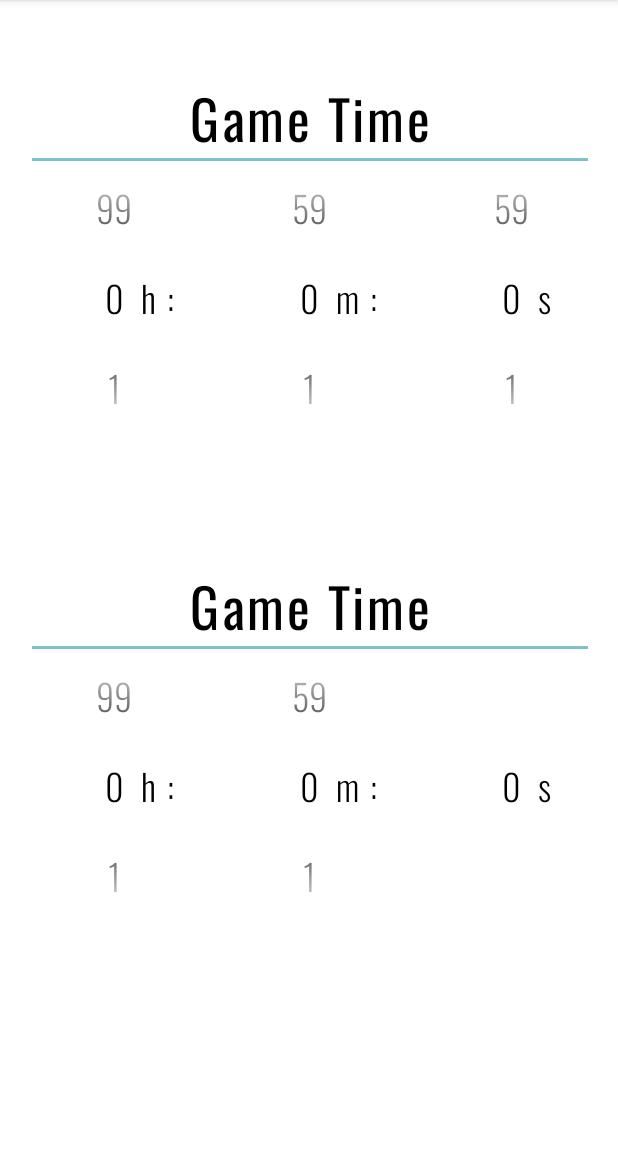
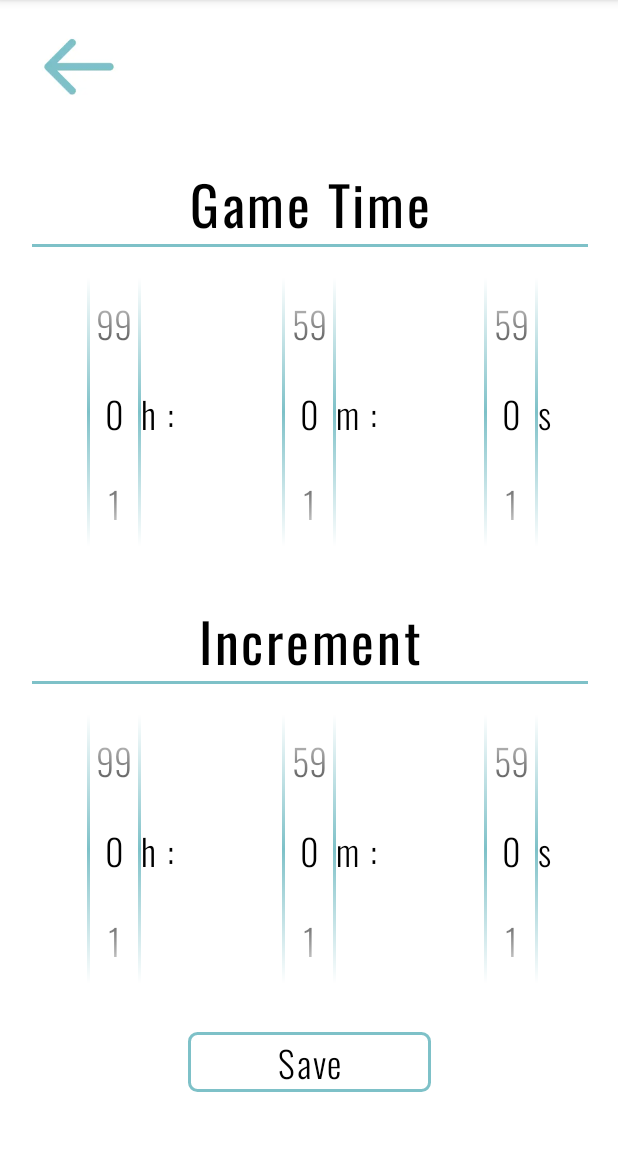
Before and after one commit to Ulyana75/ChessTimer, an Android app: the fragment AddTimeFragment shown on its own in the app's theme, on a phone screen of 412 x 824 dp, the part 84-1235 px from its top. Run offline under Robolectric (Android 15) with nearby library versions, the phone set to English and light mode, and no system bars.

Commit message:
improve time adding

```diff
--- a/app/build.gradle
+++ b/app/build.gradle
@@ -38,6 +38,7 @@ dependencies {
     implementation 'com.google.android.material:material:1.5.0'
     implementation 'androidx.constraintlayout:constraintlayout:2.1.3'
     implementation 'androidx.legacy:legacy-support-v4:1.0.0'
+    implementation 'com.google.code.gson:gson:2.8.6'
     implementation("org.jetbrains.kotlinx:kotlinx-coroutines-android:1.5.0")
     testImplementation 'junit:junit:'
     androidTestImplementation 'androidx.test.ext:junit:1.1.3'
--- a/app/src/main/java/com/itmofitip/chesstimer/utilities/funs.kt
+++ b/app/src/main/java/com/itmofitip/chesstimer/utilities/funs.kt
@@ -50,3 +50,7 @@ fun View.animateVisibilityToGone() {
         }
     )
 }
+
+fun Int.toStringWithTwoDigits(): String {
+    return if (this < 10) "0$this" else "$this"
+}
--- /dev/null
+++ b/app/src/main/java/com/itmofitip/chesstimer/view/AddTimeView.kt
@@ -0,0 +1,5 @@
+package com.itmofitip.chesstimer.view
+
+interface AddTimeView {
+    fun onSaveButtonClicked()
+}
--- a/app/src/main/java/com/itmofitip/chesstimer/view/fragment/AddTimeFragment.kt
+++ b/app/src/main/java/com/itmofitip/chesstimer/view/fragment/AddTimeFragment.kt
@@ -4,11 +4,18 @@ import android.os.Bundle
 import android.view.LayoutInflater
 import android.view.View
 import android.view.ViewGroup
+import android.widget.ImageView
 import android.widget.NumberPicker
 import androidx.fragment.app.Fragment
 import com.itmofitip.chesstimer.R
+import com.itmofitip.chesstimer.utilities.APP_ACTIVITY
+import com.itmofitip.chesstimer.view.AddTimeView
+import kotlinx.coroutines.ExperimentalCoroutinesApi
+import kotlinx.coroutines.FlowPreview
 
-class AddTimeFragment : Fragment() {
+@FlowPreview
+@ExperimentalCoroutinesApi
+class AddTimeFragment : Fragment(), AddTimeView {
 
     override fun onCreateView(
         inflater: LayoutInflater, container: ViewGroup?,
@@ -21,6 +28,19 @@ class AddTimeFragment : Fragment() {
     override fun onStart() {
         super.onStart()
         initPickers()
+        initButtons()
+    }
+
+    override fun onSaveButtonClicked() {
+        APP_ACTIVITY.supportFragmentManager.popBackStack()
+    }
+
+    private fun initButtons() {
+        with(requireActivity()) {
+            findViewById<ImageView>(R.id.return_button_2).setOnClickListener {
+                APP_ACTIVITY.supportFragmentManager.popBackStack()
+            }
+        }
     }
 
     private fun initPickers() {
@@ -45,7 +65,7 @@ class AddTimeFragment : Fragment() {
                 minValue = 0
                 maxValue = 59
             }
-            with(findViewById<NumberPicker>(R.id.game_time_seconds_picker)) {
+            with(findViewById<NumberPicker>(R.id.increment_seconds_picker)) {
                 minValue = 0
                 maxValue = 59
             }
--- a/app/src/main/java/com/itmofitip/chesstimer/view/fragment/SettingsFragment.kt
+++ b/app/src/main/java/com/itmofitip/chesstimer/view/fragment/SettingsFragment.kt
@@ -5,6 +5,7 @@ import android.view.LayoutInflater
 import android.view.View
 import android.view.ViewGroup
 import android.widget.ImageView
+import android.widget.TextView
 import androidx.appcompat.widget.SwitchCompat
 import androidx.fragment.app.Fragment
 import androidx.recyclerview.widget.RecyclerView
@@ -12,6 +13,7 @@ import com.itmofitip.chesstimer.R
 import com.itmofitip.chesstimer.presenter.SettingsPresenter
 import com.itmofitip.chesstimer.repository.SwitchType
 import com.itmofitip.chesstimer.utilities.APP_ACTIVITY
+import com.itmofitip.chesstimer.utilities.replaceFragment
 import com.itmofitip.chesstimer.view.SettingsView
 import com.itmofitip.chesstimer.view.TimeAdapter
 import kotlinx.coroutines.ExperimentalCoroutinesApi
@@ -81,6 +83,9 @@ class SettingsFragment : Fragment(), SettingsView {
             findViewById<SwitchCompat>(R.id.switch_dark_theme).setOnCheckedChangeListener { _, isChecked ->
                 presenter.onSwitchCheckedChange(SwitchType.DARK_THEME, isChecked)
             }
+            findViewById<TextView>(R.id.add_button).setOnClickListener {
+                replaceFragment(AddTimeFragment(), true)
+            }
         }
     }
 }
--- /dev/null
+++ b/app/src/main/res/drawable/two_sides_border.xml
@@ -0,0 +1,24 @@
+<?xml version="1.0" encoding="UTF-8"?>
+<layer-list xmlns:android="http://schemas.android.com/apk/res/android" >
+    <item>
+        <shape android:shape="rectangle" >
+            <gradient
+                android:angle="90"
+                android:startColor="@color/white"
+                android:centerColor="@color/main_blue"
+                android:endColor="@color/white"
+                android:type="linear"/>
+        </shape>
+    </item>
+
+    <item
+        android:bottom="0dp"
+        android:left="2dp"
+        android:right="2dp"
+        android:top="0dp">
+        <shape android:shape="rectangle" >
+            <solid android:color="@color/white"/>
+        </shape>
+    </item>
+
+</layer-list>
--- a/app/src/main/res/layout/fragment_add_time.xml
+++ b/app/src/main/res/layout/fragment_add_time.xml
@@ -5,6 +5,26 @@
     android:layout_height="match_parent"
     xmlns:app="http://schemas.android.com/apk/res-auto"
     tools:context=".view.fragment.AddTimeFragment">
+
+    <ImageView
+        android:id="@+id/return_button_2"
+        android:layout_width="65dp"
+        android:layout_height="57dp"
+        app:layout_constraintTop_toTopOf="parent"
+        app:layout_constraintStart_toStartOf="parent"
+        android:src="@drawable/return_button"
+        android:layout_marginStart="20dp"
+        android:layout_marginTop="15dp"
+        android:tintMode="src_in"
+        app:tint="@android:color/transparent"
+        android:background="@drawable/return_button_with_ripple"/>
+
+    <androidx.constraintlayout.widget.ConstraintLayout
+        android:id="@+id/game_time"
+        android:layout_width="match_parent"
+        android:layout_height="wrap_content"
+        app:layout_constraintTop_toBottomOf="@+id/return_button_2"
+        app:layout_constraintBottom_toTopOf="@+id/increment">
 
         <TextView
             android:id="@+id/game_time_title"
@@ -14,8 +34,7 @@
             style="@style/base_text"
             android:textSize="36sp"
             android:text="@string/game_time_header"
-        android:textAlignment="center"
-        android:layout_marginTop="47dp"/>
+            android:textAlignment="center"/>
 
         <View
             android:id="@+id/game_time_separator"
@@ -30,7 +49,9 @@
             app:layout_constraintTop_toBottomOf="@+id/game_time_separator"
             app:layout_constraintStart_toStartOf="parent"
             android:layout_marginStart="58dp"
-        android:theme="@style/number_picker_text"/>
+            android:layout_marginTop="20dp"
+            android:theme="@style/number_picker_text"
+            android:background="@drawable/two_sides_border"/>
 
         <NumberPicker
             android:id="@+id/game_time_minutes_picker"
@@ -39,7 +60,9 @@
             app:layout_constraintTop_toBottomOf="@+id/game_time_separator"
             app:layout_constraintStart_toStartOf="parent"
             app:layout_constraintEnd_toEndOf="parent"
-        android:theme="@style/number_picker_text"/>
+            android:layout_marginTop="20dp"
+            android:theme="@style/number_picker_text"
+            android:background="@drawable/two_sides_border"/>
 
         <NumberPicker
             android:id="@+id/game_time_seconds_picker"
@@ -48,7 +71,9 @@
             app:layout_constraintTop_toBottomOf="@+id/game_time_separator"
             app:layout_constraintEnd_toEndOf="parent"
             android:layout_marginEnd="53dp"
-        android:theme="@style/number_picker_text"/>
+            android:layout_marginTop="20dp"
+            android:theme="@style/number_picker_text"
+            android:background="@drawable/two_sides_border"/>
 
         <TextView
             android:layout_width="wrap_content"
@@ -80,16 +105,24 @@
             android:text="@string/s"
             android:textSize="24sp"/>
 
+    </androidx.constraintlayout.widget.ConstraintLayout>
+
+    <androidx.constraintlayout.widget.ConstraintLayout
+        android:id="@+id/increment"
+        android:layout_width="match_parent"
+        android:layout_height="wrap_content"
+        app:layout_constraintTop_toBottomOf="@+id/game_time"
+        app:layout_constraintBottom_toTopOf="@+id/save_time_button">
+
         <TextView
             android:id="@+id/increment_title"
             android:layout_width="match_parent"
             android:layout_height="wrap_content"
-        app:layout_constraintTop_toBottomOf="@+id/game_time_hours_picker"
+            app:layout_constraintTop_toTopOf="parent"
             style="@style/base_text"
             android:textSize="36sp"
-        android:text="@string/game_time_header"
-        android:textAlignment="center"
-        android:layout_marginTop="85dp"/>
+            android:text="@string/increment_header"
+            android:textAlignment="center"/>
 
         <View
             android:id="@+id/increment_separator"
@@ -104,7 +137,9 @@
             app:layout_constraintTop_toBottomOf="@+id/increment_separator"
             app:layout_constraintStart_toStartOf="parent"
             android:layout_marginStart="58dp"
-        android:theme="@style/number_picker_text"/>
+            android:layout_marginTop="20dp"
+            android:theme="@style/number_picker_text"
+            android:background="@drawable/two_sides_border"/>
 
         <NumberPicker
             android:id="@+id/increment_minutes_picker"
@@ -113,7 +148,9 @@
             app:layout_constraintTop_toBottomOf="@+id/increment_separator"
             app:layout_constraintStart_toStartOf="parent"
             app:layout_constraintEnd_toEndOf="parent"
-        android:theme="@style/number_picker_text"/>
+            android:layout_marginTop="20dp"
+            android:theme="@style/number_picker_text"
+            android:background="@drawable/two_sides_border"/>
 
         <NumberPicker
             android:id="@+id/increment_seconds_picker"
@@ -122,7 +159,9 @@
             app:layout_constraintTop_toBottomOf="@+id/increment_separator"
             app:layout_constraintEnd_toEndOf="parent"
             android:layout_marginEnd="53dp"
-        android:theme="@style/number_picker_text"/>
+            android:layout_marginTop="20dp"
+            android:theme="@style/number_picker_text"
+            android:background="@drawable/two_sides_border"/>
 
         <TextView
             android:layout_width="wrap_content"
@@ -155,3 +194,19 @@
             android:textSize="24sp"/>
 
     </androidx.constraintlayout.widget.ConstraintLayout>
+
+    <TextView
+        android:id="@+id/save_time_button"
+        android:layout_width="162dp"
+        android:layout_height="40dp"
+        app:layout_constraintStart_toStartOf="parent"
+        app:layout_constraintEnd_toEndOf="parent"
+        app:layout_constraintBottom_toBottomOf="parent"
+        style="@style/base_text_light"
+        android:text="@string/save_button_text"
+        android:textSize="24sp"
+        android:background="@drawable/border_for_time_element"
+        android:textAlignment="center"
+        android:layout_marginBottom="40dp"/>
+
+</androidx.constraintlayout.widget.ConstraintLayout>
--- a/app/src/main/res/layout/fragment_settings.xml
+++ b/app/src/main/res/layout/fragment_settings.xml
@@ -57,6 +57,7 @@
             android:id="@+id/time_recycler_view"
             android:layout_width="match_parent"
             android:layout_height="wrap_content"
+            tools:listitem="@layout/time_recycler_view_item"
             app:layout_constraintTop_toBottomOf="@id/add_button"
             app:layoutManager="androidx.recyclerview.widget.LinearLayoutManager"/>
 
--- a/app/src/main/res/values/strings.xml
+++ b/app/src/main/res/values/strings.xml
@@ -12,4 +12,6 @@
     <string name="h">h :</string>
     <string name="m">m :</string>
     <string name="s">s</string>
+    <string name="increment_header">Increment</string>
+    <string name="save_button_text">Save</string>
 </resources>
```
Also changed, not shown: app/src/main/java/com/itmofitip/chesstimer/MainActivity.kt (+5 -3 lines), app/src/main/java/com/itmofitip/chesstimer/presenter/AddTimePresenter.kt (added, +63 -0 lines), app/src/main/java/com/itmofitip/chesstimer/presenter/SettingsPresenter.kt (+6 -3 lines), app/src/main/java/com/itmofitip/chesstimer/repository/SettingsTimeRepository.kt (+42 -7 lines), app/src/main/java/com/itmofitip/chesstimer/utilities/TimeItem.kt (+10 -6 lines), app/src/main/res/layout/time_recycler_view_item.xml (+6 -3 lines). Lines whose indentation alone changed are shown as unchanged.
